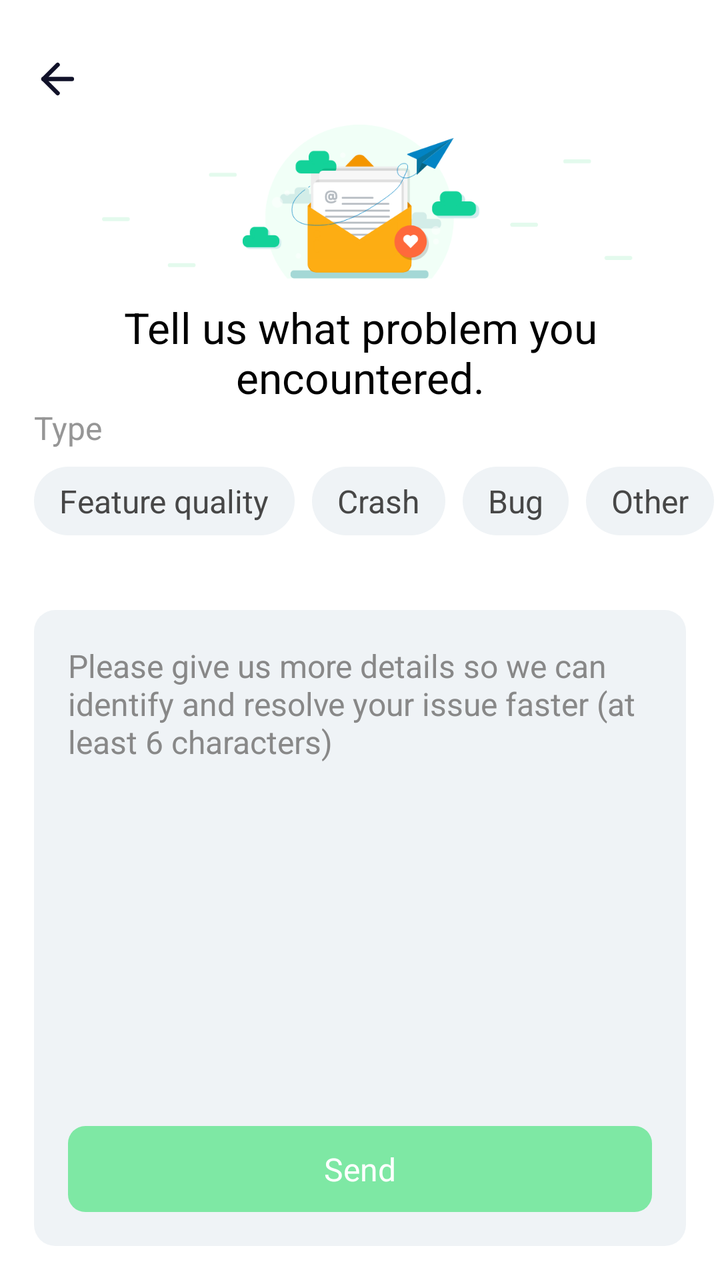
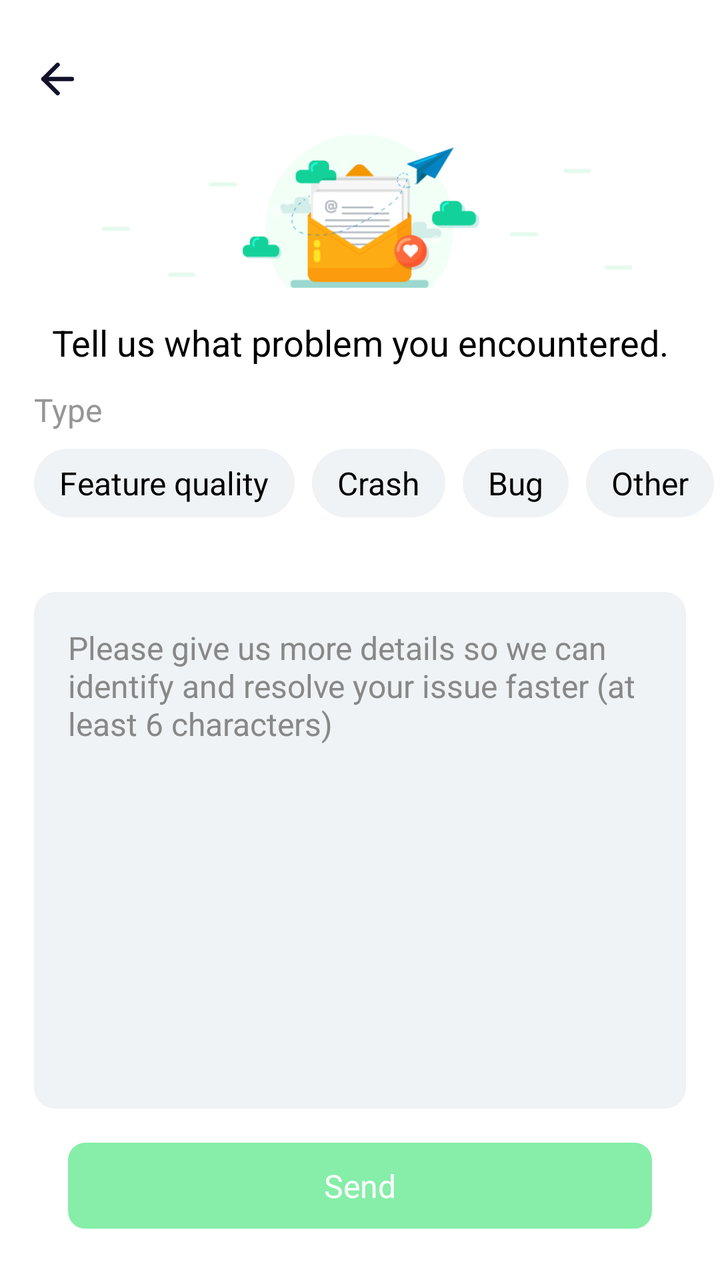

Compare the two renders of this Android layout. The source of the first and the diff that turns it into the second are given below.
<!-- AndroidManifest.xml: application theme Theme.SuperVPN.Splash -->
<!-- res/layout/dialog_rate_feedback.xml -->
<?xml version="1.0" encoding="utf-8"?>
<androidx.constraintlayout.widget.ConstraintLayout xmlns:android="http://schemas.android.com/apk/res/android"
    xmlns:app="http://schemas.android.com/apk/res-auto"
    android:layout_width="match_parent"
    android:layout_height="match_parent"
    android:background="#FFFFFF">

    <androidx.appcompat.widget.AppCompatImageView
        android:id="@+id/ivBack"
        android:layout_width="@dimen/size24"
        android:layout_height="@dimen/size24"
        android:layout_marginLeft="@dimen/size15"
        android:layout_marginTop="@dimen/size25"
        android:src="@drawable/arrow_left_black"
        app:layout_constraintStart_toStartOf="parent"
        app:layout_constraintTop_toTopOf="parent" />

    <androidx.appcompat.widget.AppCompatImageView
        android:id="@+id/banner2"
        android:layout_width="match_parent"
        android:layout_height="wrap_content"
        android:layout_marginHorizontal="@dimen/size35"
        android:src="@drawable/plane"
        app:layout_constraintEnd_toEndOf="parent"
        app:layout_constraintStart_toStartOf="parent"
        app:layout_constraintTop_toBottomOf="@id/ivBack" />

    <androidx.appcompat.widget.AppCompatTextView
        android:id="@+id/tvTitle"
        android:layout_width="match_parent"
        android:layout_height="wrap_content"
        android:layout_marginHorizontal="@dimen/size20"
        android:gravity="center"
        android:text="@string/text_feedback_problem"
        android:textSize="@dimen/size20"
        app:layout_constraintStart_toStartOf="parent"
        app:layout_constraintTop_toBottomOf="@id/banner2" />

    <androidx.appcompat.widget.AppCompatTextView
        android:id="@+id/tvType"
        android:layout_width="match_parent"
        android:layout_height="wrap_content"
        android:layout_marginHorizontal="@dimen/size16"
        android:text="@string/text_type"
        android:textColor="#969696"
        android:textFontWeight="400"
        android:textSize="@dimen/size15"
        app:layout_constraintStart_toStartOf="parent"
        app:layout_constraintTop_toBottomOf="@id/tvTitle" />

    <androidx.appcompat.widget.LinearLayoutCompat
        android:id="@+id/lnType"
        android:layout_width="wrap_content"
        android:layout_height="wrap_content"
        android:layout_marginHorizontal="@dimen/size16"
        android:layout_marginTop="@dimen/size8"
        android:orientation="horizontal"
        app:layout_constraintStart_toStartOf="parent"
        app:layout_constraintTop_toBottomOf="@id/tvType">

        <androidx.appcompat.widget.AppCompatTextView
            android:id="@+id/tvFeature"
            android:layout_width="wrap_content"
            android:layout_height="wrap_content"
            android:background="@drawable/bg_type_feedback_button"
            android:paddingHorizontal="@dimen/size12"
            android:paddingVertical="@dimen/size6"
            android:text="@string/text_type_feature"
            android:textColor="#474747"
            android:textFontWeight="400"
            android:textSize="@dimen/size15"
            app:layout_constraintStart_toStartOf="parent"
            app:layout_constraintTop_toBottomOf="@id/tvTitle" />

        <androidx.appcompat.widget.AppCompatTextView
            android:id="@+id/tvCrash"
            android:layout_width="wrap_content"
            android:layout_height="wrap_content"
            android:layout_marginLeft="@dimen/size8"
            android:background="@drawable/bg_type_feedback_button"
            android:paddingHorizontal="@dimen/size12"
            android:paddingVertical="@dimen/size6"
            android:text="@string/text_type_crash"
            android:textColor="#474747"
            android:textFontWeight="400"
            android:textSize="@dimen/size15"
            app:layout_constraintStart_toStartOf="parent"
            app:layout_constraintTop_toBottomOf="@id/tvTitle" />

        <androidx.appcompat.widget.AppCompatTextView
            android:id="@+id/tvBug"
            android:layout_width="wrap_content"
            android:layout_height="wrap_content"
            android:layout_marginLeft="@dimen/size8"
            android:background="@drawable/bg_type_feedback_button"
            android:paddingHorizontal="@dimen/size12"
            android:paddingVertical="@dimen/size6"
            android:text="@string/text_type_bug"
            android:textColor="#474747"
            android:textFontWeight="400"
            android:textSize="@dimen/size15"
            app:layout_constraintStart_toStartOf="parent"
            app:layout_constraintTop_toBottomOf="@id/tvTitle" />

        <androidx.appcompat.widget.AppCompatTextView
            android:id="@+id/tvOther"
            android:layout_width="wrap_content"
            android:layout_height="wrap_content"
            android:layout_marginLeft="@dimen/size8"
            android:background="@drawable/bg_type_feedback_button"
            android:paddingHorizontal="@dimen/size12"
            android:paddingVertical="@dimen/size6"
            android:text="@string/text_type_other"
            android:textColor="#474747"
            android:textFontWeight="400"
            android:textSize="@dimen/size15"
            app:layout_constraintStart_toStartOf="parent"
            app:layout_constraintTop_toBottomOf="@id/tvTitle" />
    </androidx.appcompat.widget.LinearLayoutCompat>

    <androidx.appcompat.widget.AppCompatEditText
        android:id="@+id/tvContent"
        android:layout_width="match_parent"
        android:padding="@dimen/size16"
        android:layout_height="0dp"
        android:background="@drawable/bg_editor_feedback"
        android:layout_marginTop="@dimen/size35"
        android:layout_marginHorizontal="@dimen/size16"
        android:layout_marginBottom="@dimen/size16"
        android:hint="@string/text_feedback_hint"
        android:textColorHint="#888888"
        android:textColor="#474747"
        android:textFontWeight="400"
        android:textSize="@dimen/size15"
        android:gravity="top|left"
        app:layout_constraintStart_toStartOf="parent"
        app:layout_constraintBottom_toBottomOf="parent"
        app:layout_constraintTop_toBottomOf="@id/lnType" />

    <androidx.appcompat.widget.AppCompatTextView
        android:id="@+id/tvSend"
        android:layout_width="0dp"
        android:layout_height="wrap_content"
        android:layout_marginHorizontal="@dimen/size16"
        android:layout_marginBottom="@dimen/size16"
        android:paddingVertical="@dimen/size10"
        android:text="@string/text_send"
        android:textColor="#FFFFFF"
        android:textFontWeight="400"
        android:textSize="@dimen/size15"
        android:background="@drawable/bg_button_rate"
        android:gravity="center"
        app:layout_constraintStart_toStartOf="@id/tvContent"
        app:layout_constraintEnd_toEndOf="@id/tvContent"
        app:layout_constraintBottom_toBottomOf="@id/tvContent" />

</androidx.constraintlayout.widget.ConstraintLayout>
<!-- resources referenced by this layout -->
<resources>
  <dimen name="size10">10.6667dp</dimen>
  <dimen name="size12">12.8dp</dimen>
  <dimen name="size15">16dp</dimen>
  <dimen name="size16">17.0667dp</dimen>
  <dimen name="size20">21.3333dp</dimen>
  <dimen name="size24">25.6dp</dimen>
  <dimen name="size25">26.6667dp</dimen>
  <dimen name="size35">37.3333dp</dimen>
  <dimen name="size6">6.4dp</dimen>
  <dimen name="size8">8.5333dp</dimen>
  <!-- drawable arrow_left_black (drawable) -->
  <vector xmlns:android="http://schemas.android.com/apk/res/android"
      android:width="21dp"
      android:height="20dp"
      android:viewportWidth="21"
      android:viewportHeight="20">
    <path
        android:pathData="M16.334,10H4.667"
        android:strokeLineJoin="round"
        android:strokeWidth="1.75"
        android:fillColor="#00000000"
        android:strokeColor="#111229"
        android:strokeLineCap="round"/>
    <path
        android:pathData="M10.5,15.834L4.667,10L10.5,4.167"
        android:strokeLineJoin="round"
        android:strokeWidth="1.75"
        android:fillColor="#00000000"
        android:strokeColor="#111229"
        android:strokeLineCap="round"/>
  </vector>
  <!-- drawable bg_editor_feedback (drawable) -->
  <?xml version="1.0" encoding="utf-8"?>
  <shape android:shape="rectangle" xmlns:android="http://schemas.android.com/apk/res/android">
      <solid android:color="#EFF3F6"/>
      <corners android:radius="@dimen/size10"/>
  </shape>
  <!-- drawable bg_type_feedback_button (drawable) -->
  <?xml version="1.0" encoding="utf-8"?>
  <selector xmlns:android="http://schemas.android.com/apk/res/android">
      <item android:state_selected="true">
          <shape android:shape="rectangle">
              <solid android:color="#1E90FF" />
              <corners android:radius="@dimen/size300" />
          </shape>
      </item>
      <item android:state_selected="false">
          <shape android:shape="rectangle">
              <solid android:color="#EFF3F6" />
              <corners android:radius="@dimen/size300" />
          </shape>
      </item>
      <item>
          <shape android:shape="rectangle">
              <solid android:color="#EFF3F6" />
              <corners android:radius="@dimen/size300" />
          </shape>
      </item>
  </selector>
  <!-- drawable plane: vector/xml drawable (drawable, 23009 chars, omitted) -->
  <string name="text_feedback_hint">Please give us more details so we can identify and resolve your issue faster (at least 6 characters)</string>
  <string name="text_feedback_problem">Tell us what problem you encountered.</string>
  <string name="text_send">Send</string>
  <string name="text_type">Type</string>
  <string name="text_type_bug">Bug</string>
  <string name="text_type_crash">Crash</string>
  <string name="text_type_feature">Feature quality</string>
  <string name="text_type_other">Other</string>
  <style name="Theme.SuperVPN.Splash" parent="Theme.SplashScreen">
          <item name="windowSplashScreenBackground">@color/backgroundColor</item>
          <item name="windowSplashScreenAnimatedIcon">@mipmap/ic_launcher_round</item>
          <item name="windowSplashScreenAnimationDuration">200</item>
  
          <item name="windowActionBar">false</item>
          <item name="windowNoTitle">true</item>
  
          <item name="android:windowActionBar">false</item>
          <item name="android:windowNoTitle">true</item>
  
          <item name="android:windowBackground">@color/backgroundColor</item>
          <item name="android:statusBarColor">@color/backgroundColor</item>
      </style>
  <color name="green_rate_select">#0FDD54</color>
  <color name="green_rate_unselect">#800FDD54</color>
  <dimen name="size300">320dp</dimen>
  <color name="backgroundColor">#02091A</color>
  <!-- unchanged entries left out for length: 1 -->
</resources>

<!-- the commit's change to res/layout/dialog_rate_feedback.xml (unified diff, before → after) -->
@@ -9,7 +9,7 @@
         android:id="@+id/ivBack"
         android:layout_width="@dimen/size24"
         android:layout_height="@dimen/size24"
-        android:layout_marginLeft="@dimen/size15"
+        android:layout_marginStart="@dimen/size15"
         android:layout_marginTop="@dimen/size25"
         android:src="@drawable/arrow_left_black"
         app:layout_constraintStart_toStartOf="parent"
@@ -18,9 +18,9 @@
     <androidx.appcompat.widget.AppCompatImageView
         android:id="@+id/banner2"
         android:layout_width="match_parent"
-        android:layout_height="wrap_content"
+        android:layout_height="@dimen/size100"
         android:layout_marginHorizontal="@dimen/size35"
-        android:src="@drawable/plane"
+        android:src="@drawable/img_feedback"
         app:layout_constraintEnd_toEndOf="parent"
         app:layout_constraintStart_toStartOf="parent"
         app:layout_constraintTop_toBottomOf="@id/ivBack" />
@@ -32,7 +32,8 @@
         android:layout_marginHorizontal="@dimen/size20"
         android:gravity="center"
         android:text="@string/text_feedback_problem"
-        android:textSize="@dimen/size20"
+        android:textSize="18sp"
+        android:textColor="#000000"
         app:layout_constraintStart_toStartOf="parent"
         app:layout_constraintTop_toBottomOf="@id/banner2" />
 
@@ -41,10 +42,11 @@
         android:layout_width="match_parent"
         android:layout_height="wrap_content"
         android:layout_marginHorizontal="@dimen/size16"
+        android:layout_marginTop="@dimen/size10"
+        android:layout_marginBottom="@dimen/size20"
         android:text="@string/text_type"
         android:textColor="#969696"
-        android:textFontWeight="400"
-        android:textSize="@dimen/size15"
+        android:textSize="16sp"
         app:layout_constraintStart_toStartOf="parent"
         app:layout_constraintTop_toBottomOf="@id/tvTitle" />
 
@@ -66,9 +68,8 @@
             android:paddingHorizontal="@dimen/size12"
             android:paddingVertical="@dimen/size6"
             android:text="@string/text_type_feature"
-            android:textColor="#474747"
-            android:textFontWeight="400"
-            android:textSize="@dimen/size15"
+            android:textColor="#000000"
+            android:textSize="16sp"
             app:layout_constraintStart_toStartOf="parent"
             app:layout_constraintTop_toBottomOf="@id/tvTitle" />
 
@@ -76,14 +77,13 @@
             android:id="@+id/tvCrash"
             android:layout_width="wrap_content"
             android:layout_height="wrap_content"
-            android:layout_marginLeft="@dimen/size8"
+            android:layout_marginStart="@dimen/size8"
             android:background="@drawable/bg_type_feedback_button"
             android:paddingHorizontal="@dimen/size12"
             android:paddingVertical="@dimen/size6"
             android:text="@string/text_type_crash"
-            android:textColor="#474747"
-            android:textFontWeight="400"
-            android:textSize="@dimen/size15"
+            android:textColor="#000000"
+            android:textSize="16sp"
             app:layout_constraintStart_toStartOf="parent"
             app:layout_constraintTop_toBottomOf="@id/tvTitle" />
 
@@ -91,14 +91,13 @@
             android:id="@+id/tvBug"
             android:layout_width="wrap_content"
             android:layout_height="wrap_content"
-            android:layout_marginLeft="@dimen/size8"
+            android:layout_marginStart="@dimen/size8"
             android:background="@drawable/bg_type_feedback_button"
             android:paddingHorizontal="@dimen/size12"
             android:paddingVertical="@dimen/size6"
             android:text="@string/text_type_bug"
-            android:textColor="#474747"
-            android:textFontWeight="400"
-            android:textSize="@dimen/size15"
+            android:textColor="#000000"
+            android:textSize="16sp"
             app:layout_constraintStart_toStartOf="parent"
             app:layout_constraintTop_toBottomOf="@id/tvTitle" />
 
@@ -106,14 +105,13 @@
             android:id="@+id/tvOther"
             android:layout_width="wrap_content"
             android:layout_height="wrap_content"
-            android:layout_marginLeft="@dimen/size8"
+            android:layout_marginStart="@dimen/size8"
             android:background="@drawable/bg_type_feedback_button"
             android:paddingHorizontal="@dimen/size12"
             android:paddingVertical="@dimen/size6"
             android:text="@string/text_type_other"
-            android:textColor="#474747"
-            android:textFontWeight="400"
-            android:textSize="@dimen/size15"
+            android:textColor="#000000"
+            android:textSize="16sp"
             app:layout_constraintStart_toStartOf="parent"
             app:layout_constraintTop_toBottomOf="@id/tvTitle" />
     </androidx.appcompat.widget.LinearLayoutCompat>
@@ -127,14 +125,14 @@
         android:layout_marginTop="@dimen/size35"
         android:layout_marginHorizontal="@dimen/size16"
         android:layout_marginBottom="@dimen/size16"
+        android:paddingBottom="@dimen/size30"
         android:hint="@string/text_feedback_hint"
         android:textColorHint="#888888"
         android:textColor="#474747"
-        android:textFontWeight="400"
-        android:textSize="@dimen/size15"
-        android:gravity="top|left"
+        android:textSize="16sp"
+        android:gravity="top|start"
         app:layout_constraintStart_toStartOf="parent"
-        app:layout_constraintBottom_toBottomOf="parent"
+        app:layout_constraintBottom_toTopOf="@+id/tvSend"
         app:layout_constraintTop_toBottomOf="@id/lnType" />
 
     <androidx.appcompat.widget.AppCompatTextView
@@ -142,16 +140,16 @@
         android:layout_width="0dp"
         android:layout_height="wrap_content"
         android:layout_marginHorizontal="@dimen/size16"
-        android:layout_marginBottom="@dimen/size16"
+        android:layout_marginBottom="@dimen/size24"
         android:paddingVertical="@dimen/size10"
         android:text="@string/text_send"
         android:textColor="#FFFFFF"
-        android:textFontWeight="400"
-        android:textSize="@dimen/size15"
+        android:textSize="16sp"
         android:background="@drawable/bg_button_rate"
         android:gravity="center"
         app:layout_constraintStart_toStartOf="@id/tvContent"
         app:layout_constraintEnd_toEndOf="@id/tvContent"
-        app:layout_constraintBottom_toBottomOf="@id/tvContent" />
+        app:layout_constraintTop_toBottomOf="@id/tvContent"
+        app:layout_constraintBottom_toBottomOf="parent" />
 
 </androidx.constraintlayout.widget.ConstraintLayout>
<!-- resource entries referenced after the edit -->
@@ -1,12 +1,14 @@
 <!-- resources referenced by this layout -->
 <resources>
   <dimen name="size10">10.6667dp</dimen>
+  <dimen name="size100">106.6667dp</dimen>
   <dimen name="size12">12.8dp</dimen>
   <dimen name="size15">16dp</dimen>
   <dimen name="size16">17.0667dp</dimen>
   <dimen name="size20">21.3333dp</dimen>
   <dimen name="size24">25.6dp</dimen>
   <dimen name="size25">26.6667dp</dimen>
+  <dimen name="size30">32dp</dimen>
   <dimen name="size35">37.3333dp</dimen>
   <dimen name="size6">6.4dp</dimen>
   <dimen name="size8">8.5333dp</dimen>
@@ -59,7 +61,7 @@
           </shape>
       </item>
   </selector>
-  <!-- drawable plane: vector/xml drawable (drawable, 23009 chars, omitted) -->
+  <!-- drawable img_feedback: png bitmap (drawable, 16458 bytes) -->
   <string name="text_feedback_hint">Please give us more details so we can identify and resolve your issue faster (at least 6 characters)</string>
   <string name="text_feedback_problem">Tell us what problem you encountered.</string>
   <string name="text_send">Send</string>
